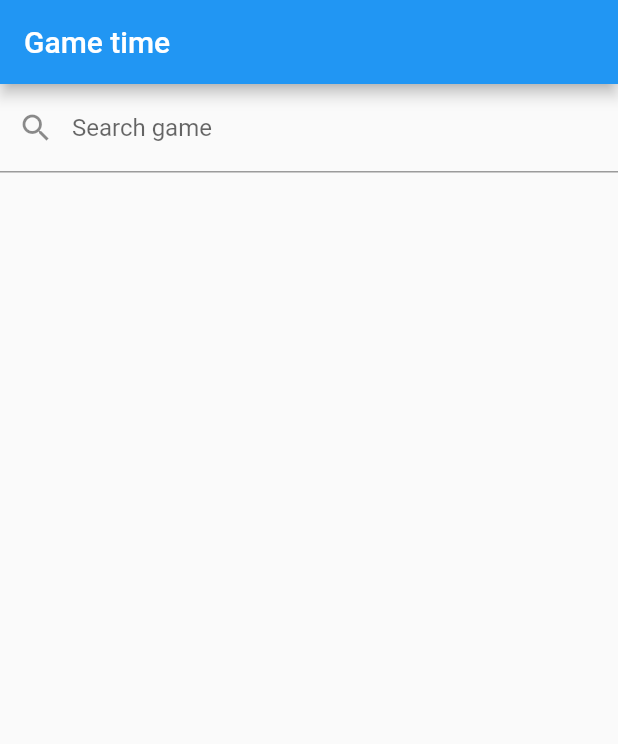
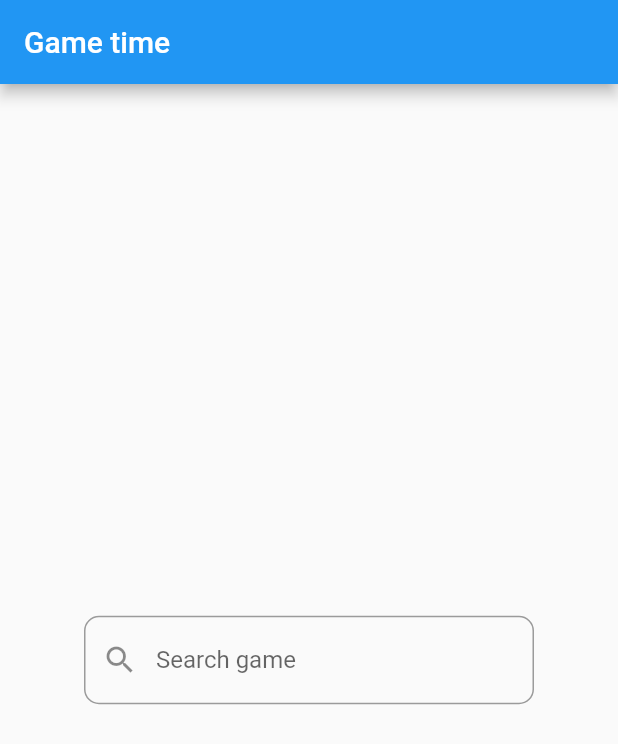
Before and after one commit to KeN095/game-time, a Flutter app: the screen it shows after launch, on a phone screen of 412 x 824 dp. Shown: the top 744 px of the screen. Run offline on Flutter 3.47's test engine with Material 2 defaults, Android fonts, the phone set to English and light mode, and no system bars.

Commit message:
style: update search box

```diff
--- a/game_time/lib/main.dart
+++ b/game_time/lib/main.dart
@@ -15,9 +15,16 @@ class MyApp extends StatelessWidget {
             appBar: AppBar(
               title: const Text("Game time"),
             ),
-            body: const TextField(
-              decoration: InputDecoration(
-                  labelText: "Search game", prefixIcon: Icon(Icons.search)),
-            )));
+            body: Center(
+                child: SizedBox(
+                    width: 300,
+                    child: TextField(
+                      decoration: InputDecoration(
+                          border: OutlineInputBorder(
+                            borderRadius: BorderRadius.circular(10.0),
+                          ),
+                          labelText: "Search game",
+                          prefixIcon: const Icon(Icons.search)),
+                    )))));
   }
 }
```
Also changed, not shown: 1 other file.
